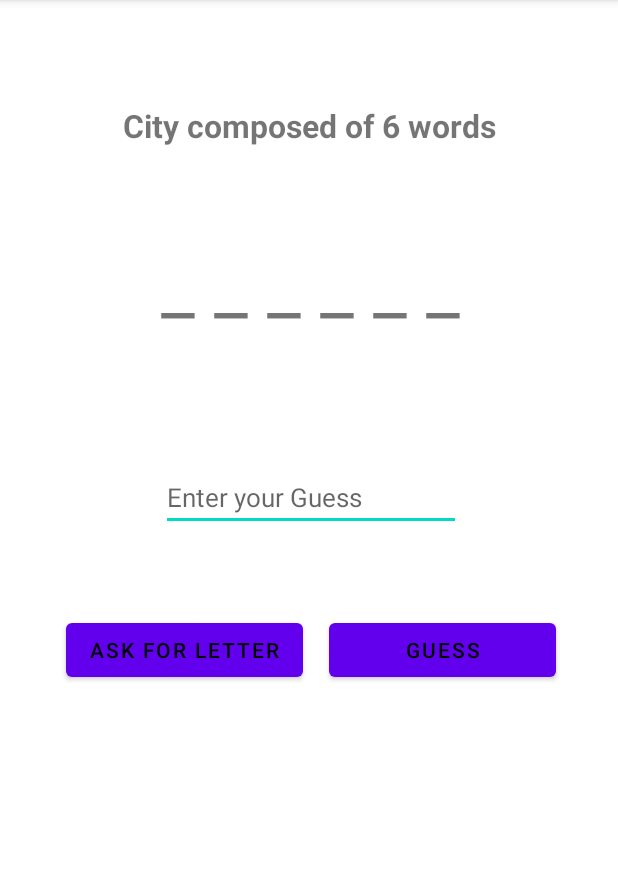
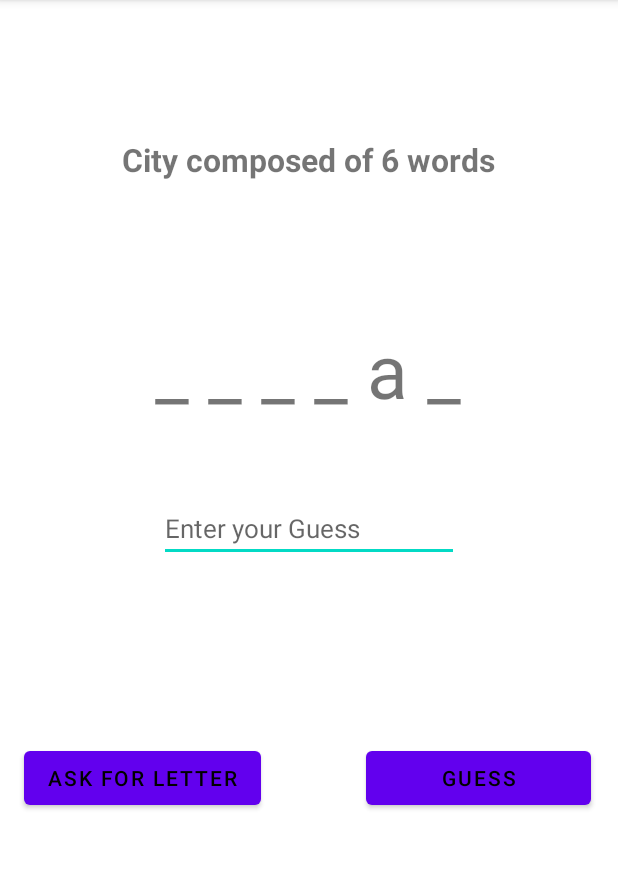
Before and after one commit to ETS-Android4/MobileApplicationDevelopmentClass, an Android app: the NormalGameActivity screen opened directly, with no data from a screen before it, after a tap on "ASK FOR LETTER", on a phone screen of 412 x 824 dp, the part 84-953 px from its top. Run offline under Robolectric (Android 15) with nearby library versions, the phone set to English and light mode, and no system bars.

Commit message:
Changed Name-City-Game project (NormalGameActivity)

```diff
--- a/Name-City-Game/app/src/main/java/tr/edu/mu/ceng/mad/name_city_game/NormalGameActivity.java
+++ b/Name-City-Game/app/src/main/java/tr/edu/mu/ceng/mad/name_city_game/NormalGameActivity.java
@@ -3,6 +3,7 @@ package tr.edu.mu.ceng.mad.name_city_game;
 import androidx.appcompat.app.AppCompatActivity;
 
 import android.os.Bundle;
+import android.text.TextUtils;
 import android.view.View;
 import android.widget.EditText;
 import android.widget.TextView;
@@ -29,7 +30,7 @@ public class NormalGameActivity extends AppCompatActivity {
     };
     private Random rndCity, rndLetter;
     private int rndCityNumber, rndLetterNumber;
-    private String currentCity, txtAnswerString = "";
+    private String currentCity, txtAnswerString = "", editTextUserGuess;
     private ArrayList<Character> currentCityChar;
 
     @Override
@@ -64,12 +65,39 @@ public class NormalGameActivity extends AppCompatActivity {
 
 
     public void btnGuess(View v){
+        editTextUserGuess = editTextGuess.getText().toString();
 
+        if(!TextUtils.isEmpty(editTextUserGuess)){
+            if(editTextUserGuess.equals(currentCity)){
+
+            }else{
+
+            }
+        }
     }
 
     public void btnLetter(View v){
         if(currentCityChar.size() > 0){
             rndLetterNumber = rndLetter.nextInt(currentCityChar.size());
+            String[] txtLetters = txtAnswer.getText().toString().split(" ");
+            char[] currentCityLetters = currentCity.toCharArray();
+
+            for(int i = 0; i< currentCity.length(); i++){
+                if(txtLetters[i].equals("_") && currentCityLetters[i] == currentCityChar.get(rndLetterNumber)){
+                    txtLetters[i] = String.valueOf(currentCityChar.get(rndLetterNumber));
+                    txtAnswerString = "";
+
+                    for(int j = 0; j < currentCity.length(); j++){
+                        if(j == i || j < currentCity.length() - 1){
+                            txtAnswerString += txtLetters[j] + " ";
+                        }else{
+                            txtAnswerString += txtLetters[j];
+                        }
+                    }
+                    break;
+                }
+            }
+            txtAnswer.setText(txtAnswerString);
             currentCityChar.remove(rndLetterNumber);
         }
     }
--- a/Name-City-Game/app/src/main/res/layout/activity_normal_game.xml
+++ b/Name-City-Game/app/src/main/res/layout/activity_normal_game.xml
@@ -10,11 +10,12 @@
         android:id="@+id/txtCity_normal"
         android:layout_width="wrap_content"
         android:layout_height="wrap_content"
-        android:layout_marginTop="69dp"
+        android:layout_marginTop="92dp"
         android:text="City Name"
         android:textSize="21sp"
         android:textStyle="bold"
         app:layout_constraintEnd_toEndOf="parent"
+        app:layout_constraintHorizontal_bias="0.498"
         app:layout_constraintStart_toStartOf="parent"
         app:layout_constraintTop_toTopOf="parent" />
 
@@ -22,51 +23,51 @@
         android:id="@+id/txtAnswer_normal"
         android:layout_width="wrap_content"
         android:layout_height="wrap_content"
-        android:layout_marginTop="57dp"
+        android:layout_marginTop="92dp"
         android:text="_ _ _ _ _ _"
         android:textSize="50sp"
-        app:layout_constraintStart_toStartOf="@+id/editTextGuess_normal"
+        app:layout_constraintEnd_toEndOf="parent"
+        app:layout_constraintHorizontal_bias="0.497"
+        app:layout_constraintStart_toStartOf="parent"
         app:layout_constraintTop_toBottomOf="@+id/txtCity_normal" />
 
     <EditText
         android:id="@+id/editTextGuess_normal"
         android:layout_width="wrap_content"
         android:layout_height="wrap_content"
-        android:layout_marginStart="62dp"
-        android:layout_marginEnd="62dp"
-        android:layout_marginBottom="55dp"
+        android:layout_marginTop="50dp"
         android:ems="10"
         android:hint="Enter your Guess"
         android:inputType="textPersonName"
         android:textSize="17sp"
-        app:layout_constraintBottom_toTopOf="@+id/btnGuess_normal"
-        app:layout_constraintEnd_toEndOf="@+id/btnGuess_normal"
-        app:layout_constraintStart_toStartOf="@+id/btnLetter_normal" />
+        app:layout_constraintEnd_toEndOf="parent"
+        app:layout_constraintStart_toStartOf="parent"
+        app:layout_constraintTop_toBottomOf="@+id/txtAnswer_normal" />
 
     <Button
         android:id="@+id/btnLetter_normal"
         android:layout_width="wrap_content"
         android:layout_height="wrap_content"
-        android:layout_marginStart="44dp"
-        android:layout_marginTop="293dp"
-        android:layout_marginEnd="17dp"
-        android:layout_marginBottom="293dp"
+        android:layout_marginStart="16dp"
+        android:layout_marginTop="120dp"
         android:onClick="btnLetter"
         android:text="Ask for letter"
         android:textColor="#000000"
-        app:layout_constraintBottom_toBottomOf="parent"
-        app:layout_constraintEnd_toStartOf="@+id/btnGuess_normal"
+        android:visibility="visible"
         app:layout_constraintStart_toStartOf="parent"
-        app:layout_constraintTop_toBottomOf="@+id/txtCity_normal" />
+        app:layout_constraintTop_toBottomOf="@+id/editTextGuess_normal" />
 
     <Button
         android:id="@+id/btnGuess_normal"
-        android:layout_width="0dp"
+        android:layout_width="150dp"
         android:layout_height="wrap_content"
-        android:layout_marginEnd="41dp"
+        android:layout_marginStart="68dp"
         android:text="Guess"
         android:textColor="#000000"
-        app:layout_constraintBaseline_toBaselineOf="@+id/btnLetter_normal"
+        app:layout_constraintBottom_toBottomOf="@+id/btnLetter_normal"
         app:layout_constraintEnd_toEndOf="parent"
-        app:layout_constraintStart_toEndOf="@+id/btnLetter_normal" />
+        app:layout_constraintHorizontal_bias="0.088"
+        app:layout_constraintStart_toEndOf="@+id/btnLetter_normal"
+        app:layout_constraintTop_toTopOf="@+id/btnLetter_normal"
+        app:layout_constraintVertical_bias="1.0" />
 </androidx.constraintlayout.widget.ConstraintLayout>
```
